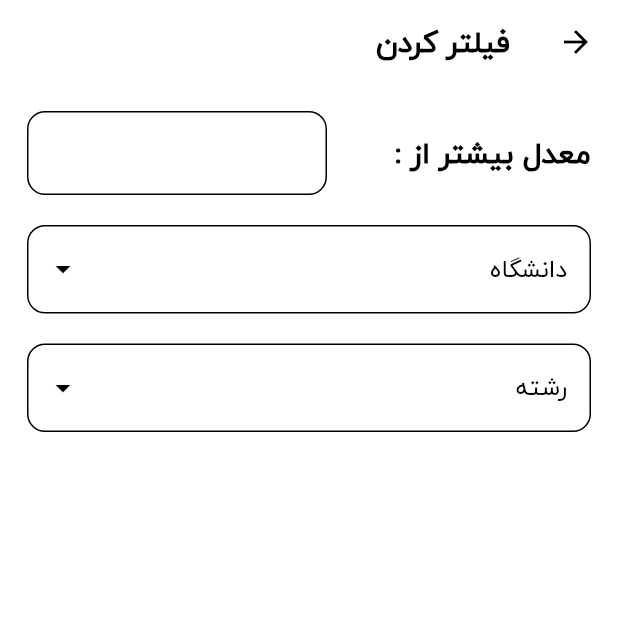
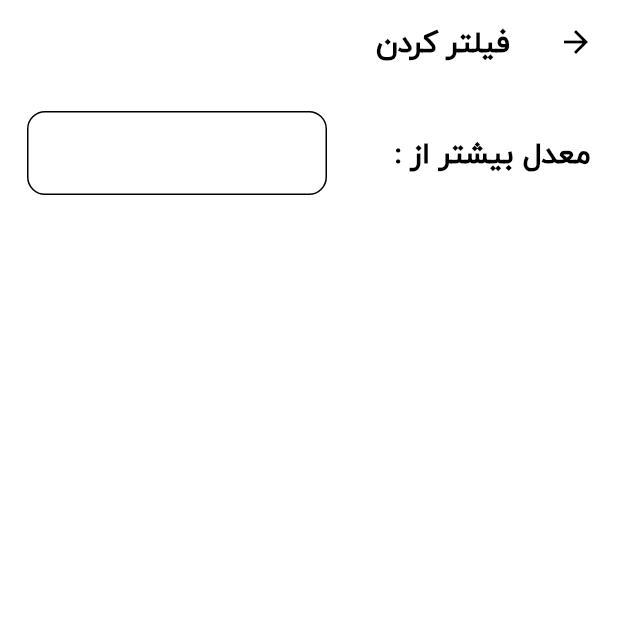
Before and after one commit to mahdirafie/parvaz, a Flutter app: the FilterShow screen opened directly with empty values, on a phone screen of 412 x 824 dp, the top half of it. Run offline on Flutter 3.47's test engine with Material 3 defaults, Android fonts, the phone set to English and light mode, and no system bars; drawn by our look-alikes of dropdown_search; our stand-ins replace dropdown_button2, image_picker, lottie.

Commit message:
rebase completed 1

```diff
--- a/lib/ui/company/company_layout.dart
+++ b/lib/ui/company/company_layout.dart
@@ -1,4 +1,3 @@
-import 'package:dropdown_search/dropdown_search.dart';
 import 'package:flutter/material.dart';
 import 'package:parvaz_event/data/student.dart';
 import 'package:parvaz_event/ui/company/filter_page.dart';
--- a/lib/ui/company/filter_page.dart
+++ b/lib/ui/company/filter_page.dart
@@ -1,4 +1,3 @@
-import 'package:dropdown_search/dropdown_search.dart';
 import 'package:flutter/material.dart';
 
 class FilterShow extends StatefulWidget {
@@ -36,25 +35,25 @@ class _FilterShowState extends State<FilterShow> {
                   ],
                 ),
                 SizedBox(height: 20,),
-                DropdownSearch<String>(
-                  items: const ["بوعلی", "صنعتی" , "آزاد"],
-                  onChanged: (value) {
-                    _field = value;
-                  },
-                  dropdownDecoratorProps: const DropDownDecoratorProps(
-                    dropdownSearchDecoration: InputDecoration(labelText: "دانشگاه"),
-                  ),
-                ),
-                const SizedBox(height: 20,),
-                DropdownSearch<String>(
-                  items: const ["مهندسی کامپیوتر", "مهندسی مکانیک" , "شیمی" , "فیزیک"],
-                  onChanged: (value) {
-                    _field = value;
-                  },
-                  dropdownDecoratorProps: const DropDownDecoratorProps(
-                    dropdownSearchDecoration: InputDecoration(labelText: "رشته"),
-                  ),
-                ),
+                // DropdownSearch<String>(
+                //   items: const ["بوعلی", "صنعتی" , "آزاد"],
+                //   onChanged: (value) {
+                //     _field = value;
+                //   },
+                //   dropdownDecoratorProps: const DropDownDecoratorProps(
+                //     dropdownSearchDecoration: InputDecoration(labelText: "دانشگاه"),
+                //   ),
+                // ),
+                // const SizedBox(height: 20,),
+                // DropdownSearch<String>(
+                //   items: const ["مهندسی کامپیوتر", "مهندسی مکانیک" , "شیمی" , "فیزیک"],
+                //   onChanged: (value) {
+                //     _field = value;
+                //   },
+                //   dropdownDecoratorProps: const DropDownDecoratorProps(
+                //     dropdownSearchDecoration: InputDecoration(labelText: "رشته"),
+                //   ),
+                // ),
 
               ],
             ),
```
